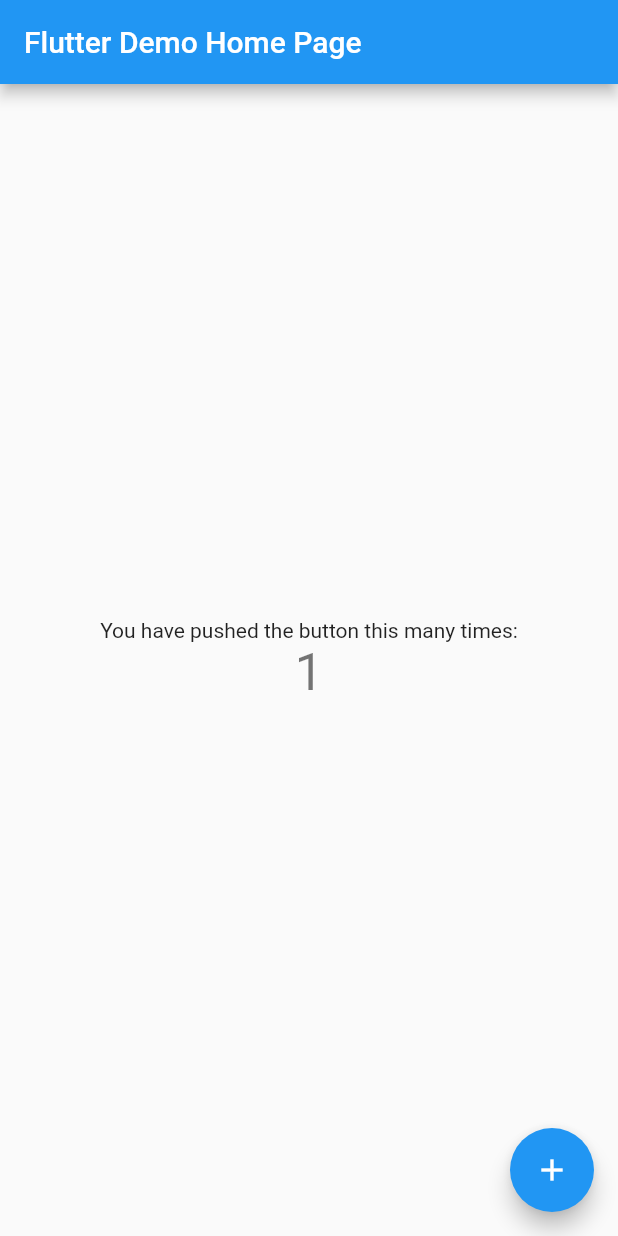
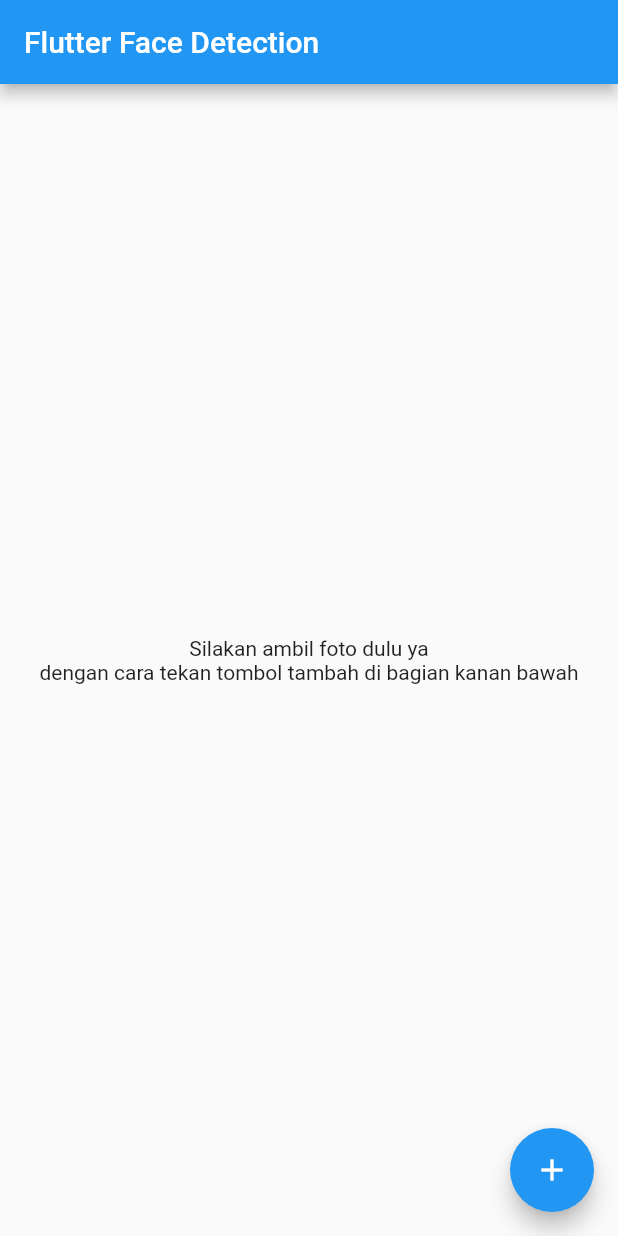
Before and after one commit to rosikiey/flutter_x, a Flutter app: the MyHomePage screen opened directly, after a tap on the "add" icon, on a phone screen of 412 x 824 dp. Run offline on Flutter 3.47's test engine with Material 2 defaults, Android fonts, the phone set to English and light mode, and no system bars; our stand-ins replace image_picker; missing offline and left inert: google_ml_vision.

Commit message:
Buat fitur face detection with border

```diff
--- /dev/null
+++ b/lib/face_detector_painter.dart
@@ -0,0 +1,67 @@
+import 'package:flutter/material.dart';
+import 'package:google_ml_vision/google_ml_vision.dart';
+
+class FaceDetectorPainter extends CustomPainter {
+  final Size imageSize;
+  final List<Face> faces;
+  final bool isReflection;
+
+  const FaceDetectorPainter(
+    this.imageSize,
+    this.faces, {
+    this.isReflection = false,
+  });
+
+  @override
+  void paint(Canvas canvas, Size size) {
+    final paint = Paint()
+      ..style = PaintingStyle.stroke
+      ..strokeWidth = 1.0
+      ..color = Colors.blue;
+
+    for (final face in faces) {
+      final faceRect = _reflectionRect(face.boundingBox);
+      canvas.drawRect(
+        _scaleRect(
+          rect: faceRect,
+          imageSize: imageSize,
+          widgetSize: size,
+        ),
+        paint,
+      );
+    }
+  }
+
+  @override
+  bool shouldRepaint(covariant FaceDetectorPainter oldDelegate) {
+    return oldDelegate.imageSize != imageSize || oldDelegate.faces != faces;
+  }
+
+  Rect _reflectionRect(Rect boundingBox) {
+    if (isReflection) {
+      return boundingBox;
+    }
+    final centerX = imageSize.width / 2;
+    final left = ((boundingBox.left - centerX) * -1) + centerX;
+    final right = ((boundingBox.right - centerX) * -1) + centerX;
+    return Rect.fromLTRB(left, boundingBox.top, right, boundingBox.bottom);
+  }
+
+  Rect _scaleRect({
+    required Rect rect,
+    required Size imageSize,
+    required Size widgetSize,
+  }) {
+    final scaleX = widgetSize.width / imageSize.width;
+    final scaleY = widgetSize.height / imageSize.height;
+
+    final scaledRect = Rect.fromLTRB(
+      rect.left.toDouble() * scaleX,
+      rect.top.toDouble() * scaleY,
+      rect.right.toDouble() * scaleX,
+      rect.bottom.toDouble() * scaleY,
+    );
+
+    return scaledRect;
+  }
+}
--- a/lib/main.dart
+++ b/lib/main.dart
@@ -1,4 +1,10 @@
+import 'dart:io';
+
+import 'package:flutter/cupertino.dart';
 import 'package:flutter/material.dart';
+import 'package:flutter_face_detection_demo/face_detector_painter.dart';
+import 'package:google_ml_vision/google_ml_vision.dart';
+import 'package:image_picker/image_picker.dart';
 
 void main() {
   runApp(const MyApp());
@@ -7,109 +13,161 @@ void main() {
 class MyApp extends StatelessWidget {
   const MyApp({Key? key}) : super(key: key);
 
-  // This widget is the root of your application.
   @override
   Widget build(BuildContext context) {
     return MaterialApp(
-      title: 'Flutter Demo',
+      title: 'Flutter Face Detection',
       theme: ThemeData(
-        // This is the theme of your application.
-        //
-        // Try running your application with "flutter run". You'll see the
-        // application has a blue toolbar. Then, without quitting the app, try
-        // changing the primarySwatch below to Colors.green and then invoke
-        // "hot reload" (press "r" in the console where you ran "flutter run",
-        // or simply save your changes to "hot reload" in a Flutter IDE).
-        // Notice that the counter didn't reset back to zero; the application
-        // is not restarted.
         primarySwatch: Colors.blue,
       ),
-      home: const MyHomePage(title: 'Flutter Demo Home Page'),
+      home: const MyHomePage(title: 'Flutter Face Detection'),
     );
   }
 }
 
 class MyHomePage extends StatefulWidget {
-  const MyHomePage({Key? key, required this.title}) : super(key: key);
-
-  // This widget is the home page of your application. It is stateful, meaning
-  // that it has a State object (defined below) that contains fields that affect
-  // how it looks.
-
-  // This class is the configuration for the state. It holds the values (in this
-  // case the title) provided by the parent (in this case the App widget) and
-  // used by the build method of the State. Fields in a Widget subclass are
-  // always marked "final".
-
   final String title;
 
+  const MyHomePage({
+    Key? key,
+    required this.title,
+  }) : super(key: key);
+
   @override
-  State<MyHomePage> createState() => _MyHomePageState();
+  _MyHomePageState createState() => _MyHomePageState();
 }
 
 class _MyHomePageState extends State<MyHomePage> {
-  int _counter = 0;
-
-  void _incrementCounter() {
-    setState(() {
-      // This call to setState tells the Flutter framework that something has
-      // changed in this State, which causes it to rerun the build method below
-      // so that the display can reflect the updated values. If we changed
-      // _counter without calling setState(), then the build method would not be
-      // called again, and so nothing would appear to happen.
-      _counter++;
-    });
-  }
+  var pathPhoto = '';
+  var isLoading = false;
+  var widthImage = 0.0;
+  var heightImage = 0.0;
+  var faces = <Face>[];
 
   @override
   Widget build(BuildContext context) {
-    // This method is rerun every time setState is called, for instance as done
-    // by the _incrementCounter method above.
-    //
-    // The Flutter framework has been optimized to make rerunning build methods
-    // fast, so that you can just rebuild anything that needs updating rather
-    // than having to individually change instances of widgets.
     return Scaffold(
       appBar: AppBar(
-        // Here we take the value from the MyHomePage object that was created by
-        // the App.build method, and use it to set our appbar title.
         title: Text(widget.title),
       ),
-      body: Center(
-        // Center is a layout widget. It takes a single child and positions it
-        // in the middle of the parent.
-        child: Column(
-          // Column is also a layout widget. It takes a list of children and
-          // arranges them vertically. By default, it sizes itself to fit its
-          // children horizontally, and tries to be as tall as its parent.
-          //
-          // Invoke "debug painting" (press "p" in the console, choose the
-          // "Toggle Debug Paint" action from the Flutter Inspector in Android
-          // Studio, or the "Toggle Debug Paint" command in Visual Studio Code)
-          // to see the wireframe for each widget.
-          //
-          // Column has various properties to control how it sizes itself and
-          // how it positions its children. Here we use mainAxisAlignment to
-          // center the children vertically; the main axis here is the vertical
-          // axis because Columns are vertical (the cross axis would be
-          // horizontal).
-          mainAxisAlignment: MainAxisAlignment.center,
-          children: <Widget>[
-            const Text(
-              'You have pushed the button this many times:',
-            ),
-            Text(
-              '$_counter',
-              style: Theme.of(context).textTheme.headline4,
-            ),
-          ],
+      floatingActionButton: FloatingActionButton(
+        child: const Icon(Icons.add),
+        onPressed: () async {
+          /// Ambil gambar dari galeri
+          final imagePicker = await ImagePicker().pickImage(source: ImageSource.gallery);
+
+          /// Pastikan bahwa gambarnya valid
+          if (imagePicker != null) {
+            /// Tampilkan loading
+            setState(() => isLoading = true);
+
+            /// Ambil path image-nya
+            pathPhoto = imagePicker.path;
+
+            /// Ambil nilai width dan height dari gambar
+            final imageBytes = await File(pathPhoto).readAsBytes();
+            final image = await decodeImageFromList(imageBytes);
+            widthImage = image.width.toDouble();
+            heightImage = image.height.toDouble();
+
+            /// Buat objek GoogleVisionImage dengan datanya adalah gambar yang kita ambil dari galeri
+            final googleVisionImage = GoogleVisionImage.fromFilePath(pathPhoto);
+
+            /// Buat objek FaceDetector
+            final faceDetector = GoogleVision.instance.faceDetector();
+
+            /// Jalankan proses untuk deteksi wajahnya
+            faces.clear();
+            faces = await faceDetector.processImage(googleVisionImage);
+
+            /// Tampilkan pesan apakah wajahnya terdeteksi atau tidak
+            if (faces.isEmpty) {
+              showDialogMessage('Wajah tidak terdeteksi');
+            } else {
+              showDialogMessage('Wajah terdeteksi');
+            }
+
+            /// Sembunyikan loading
+            setState(() => isLoading = false);
+          }
+        },
+      ),
+      body: buildWidgetBody(),
+    );
+  }
+
+  Widget buildWidgetBody() {
+    /// Tampilkan loading ditengah-tengah layar
+    if (isLoading) {
+      return const Center(
+        child: CircularProgressIndicator.adaptive(),
+      );
+    }
+
+    /// Tampilkan info bahwa tidak ada foto yang diambil
+    if (pathPhoto.isEmpty) {
+      return const Center(
+        child: Padding(
+          padding: EdgeInsets.all(16.0),
+          child: Text(
+            'Silakan ambil foto dulu ya\n'
+                'dengan cara tekan tombol tambah di bagian kanan bawah',
+            textAlign: TextAlign.center,
+          ),
+        ),
+      );
+    }
+
+    /// Tampilkan foto yang kita ambil dari kamera atau galeri
+    return Center(
+      child: CustomPaint(
+        foregroundPainter: FaceDetectorPainter(
+          Size(widthImage, heightImage),
+          faces,
+          isReflection: true,
+        ),
+        child: Image.file(
+          File(
+            pathPhoto,
+          ),
         ),
       ),
-      floatingActionButton: FloatingActionButton(
-        onPressed: _incrementCounter,
-        tooltip: 'Increment',
-        child: const Icon(Icons.add),
-      ), // This trailing comma makes auto-formatting nicer for build methods.
     );
   }
+
+  void showDialogMessage(String message) {
+    if (Platform.isIOS) {
+      showCupertinoDialog(
+        context: context,
+        builder: (context) {
+          return CupertinoAlertDialog(
+            title: const Text('Info'),
+            content: Text(message),
+            actions: [
+              CupertinoDialogAction(
+                child: const Text('Ok'),
+                onPressed: () => Navigator.pop(context),
+              ),
+            ],
+          );
+        },
+      );
+    } else {
+      showDialog(
+        context: context,
+        builder: (context) {
+          return AlertDialog(
+            title: const Text('Info'),
+            content: Text(message),
+            actions: [
+              TextButton(
+                onPressed: () => Navigator.pop(context),
+                child: const Text('OK'),
+              ),
+            ],
+          );
+        },
+      );
+    }
+  }
 }
```
